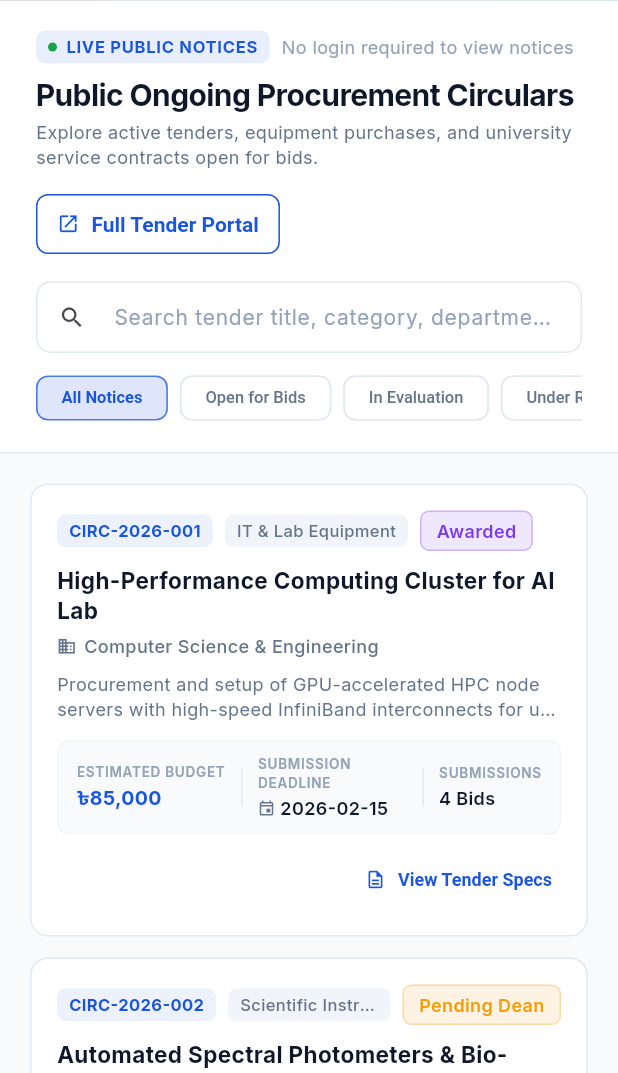
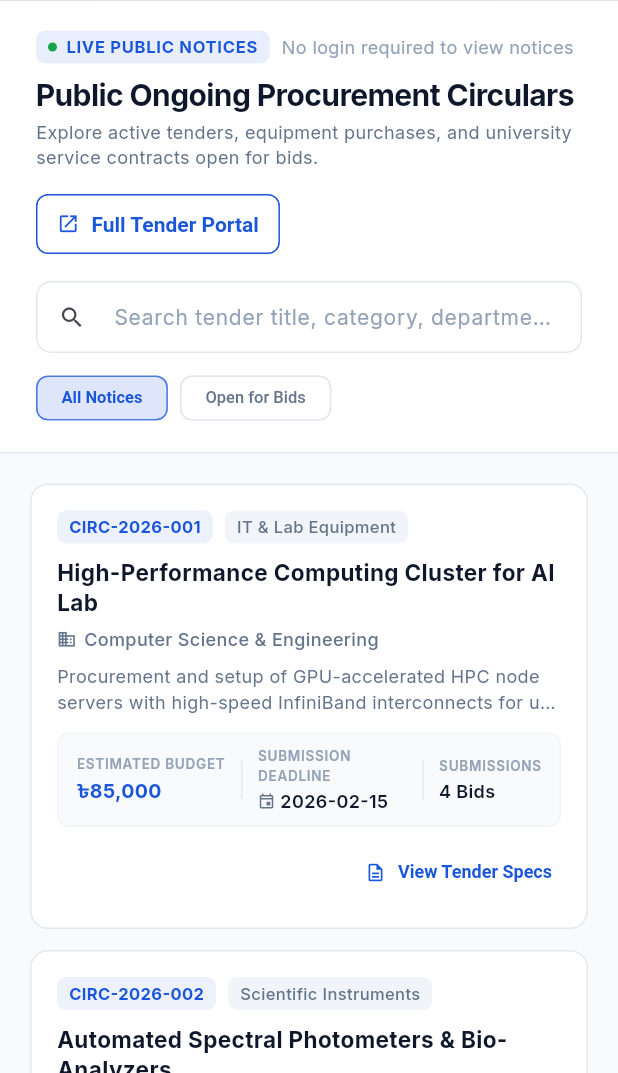
Before and after one commit to MD-Redwan-Ul-Abir/uni_procurement, a Flutter app: the screen it shows after launch, after a tap on an icon or button, on a phone screen of 412 x 824 dp, the part 163-1236 px from its top. Run offline on Flutter 3.47's test engine with Material 3 defaults, Android fonts, the phone set to English and light mode, and no system bars; drawn by our look-alikes of toastification; our stand-ins replace dartz, dio, file_picker, get, get_storage, google_fonts and 1 more; accounts and stored records are empty.

Commit message:
refactor(ui): streamline circular filters to All Notices and Open for Bids and remove internal status labels

```diff
--- a/lib/features/auth/presentation/pages/login_page.dart
+++ b/lib/features/auth/presentation/pages/login_page.dart
@@ -3,7 +3,6 @@ import 'package:get/get.dart';
 import 'package:intl/intl.dart';
 
 import '../../../../core/constants/app_constants.dart';
-import '../../../../core/constants/app_enums.dart';
 import '../../../../core/responsive/responsive_builder.dart';
 import '../../../../core/services/dummy_database_service.dart';
 import '../../../../core/theme/app_colors.dart';
@@ -12,7 +11,6 @@ import '../../../../core/widgets/app_button.dart';
 import '../../../../core/widgets/app_logo.dart';
 import '../../../../core/widgets/app_text_field.dart';
 import '../../../../core/widgets/empty_state.dart';
-import '../../../../core/widgets/status_chip.dart';
 import '../controllers/auth_controller.dart';
 
 /// Redesigned Login & Public Circulars Portal Page.
@@ -411,19 +409,12 @@ class _WhitePublicCircularsPanelState
 
                 const SizedBox(height: 10),
 
-                // Horizontal Filter Chips
-                SingleChildScrollView(
-                  scrollDirection: Axis.horizontal,
-                  child: Row(
-                    children: [
-                      _filterChip('ALL', 'All Notices'),
-                      _filterChip('PUBLISHED', 'Open for Bids'),
-                      _filterChip('EVALUATION', 'In Evaluation'),
-                      _filterChip('PENDING', 'Under Review'),
-                      _filterChip('IT', 'IT & Equipment'),
-                      _filterChip('LAB', 'Scientific & Lab'),
-                    ],
-                  ),
+                // Filter Chips: Only "All Notices" and "Open for Bids"
+                Row(
+                  children: [
+                    _filterChip('ALL', 'All Notices'),
+                    _filterChip('OPEN', 'Open for Bids'),
+                  ],
                 ),
               ],
             ),
@@ -451,20 +442,8 @@ class _WhitePublicCircularsPanelState
                     category.contains(query);
 
                 bool matchesFilter = true;
-                if (_selectedFilter == 'PUBLISHED') {
+                if (_selectedFilter == 'OPEN' || _selectedFilter == 'PUBLISHED') {
                   matchesFilter = status == 'PUBLISHED';
-                } else if (_selectedFilter == 'EVALUATION') {
-                  matchesFilter = status == 'EVALUATION';
-                } else if (_selectedFilter == 'PENDING') {
-                  matchesFilter = status.contains('PENDING');
-                } else if (_selectedFilter == 'IT') {
-                  matchesFilter = category.contains('it') ||
-                      category.contains('network') ||
-                      category.contains('software');
-                } else if (_selectedFilter == 'LAB') {
-                  matchesFilter = category.contains('lab') ||
-                      category.contains('instrument') ||
-                      category.contains('scientific');
                 }
 
                 return matchesQuery && matchesFilter;
@@ -506,12 +485,10 @@ class _WhitePublicCircularsPanelState
                       item['category'] as String? ?? 'General Procurement';
                   final budget =
                       (item['estimated_budget'] as num?)?.toDouble() ?? 0.0;
-                  final statusStr = item['status'] as String? ?? 'PUBLISHED';
                   final deadline =
                       item['submission_deadline'] as String? ?? 'TBD';
                   final bidCount = item['bid_count'] as int? ?? 0;
                   final description = item['description'] as String? ?? '';
-                  final statusEnum = CircularStatus.fromString(statusStr);
 
                   return Card(
                     elevation: 0,
@@ -528,7 +505,7 @@ class _WhitePublicCircularsPanelState
                         child: Column(
                           crossAxisAlignment: CrossAxisAlignment.start,
                           children: [
-                            // Card Header: ID Pill + Category + Status Chip
+                            // Card Header: ID Pill + Category (No internal status badges)
                             Row(
                               children: [
                                 Container(
@@ -568,8 +545,6 @@ class _WhitePublicCircularsPanelState
                                     ),
                                   ),
                                 ),
-                                const SizedBox(width: 8),
-                                StatusChip.fromCircularStatus(statusEnum),
                               ],
                             ),
 
```
Also changed, not shown: 1 other file.
